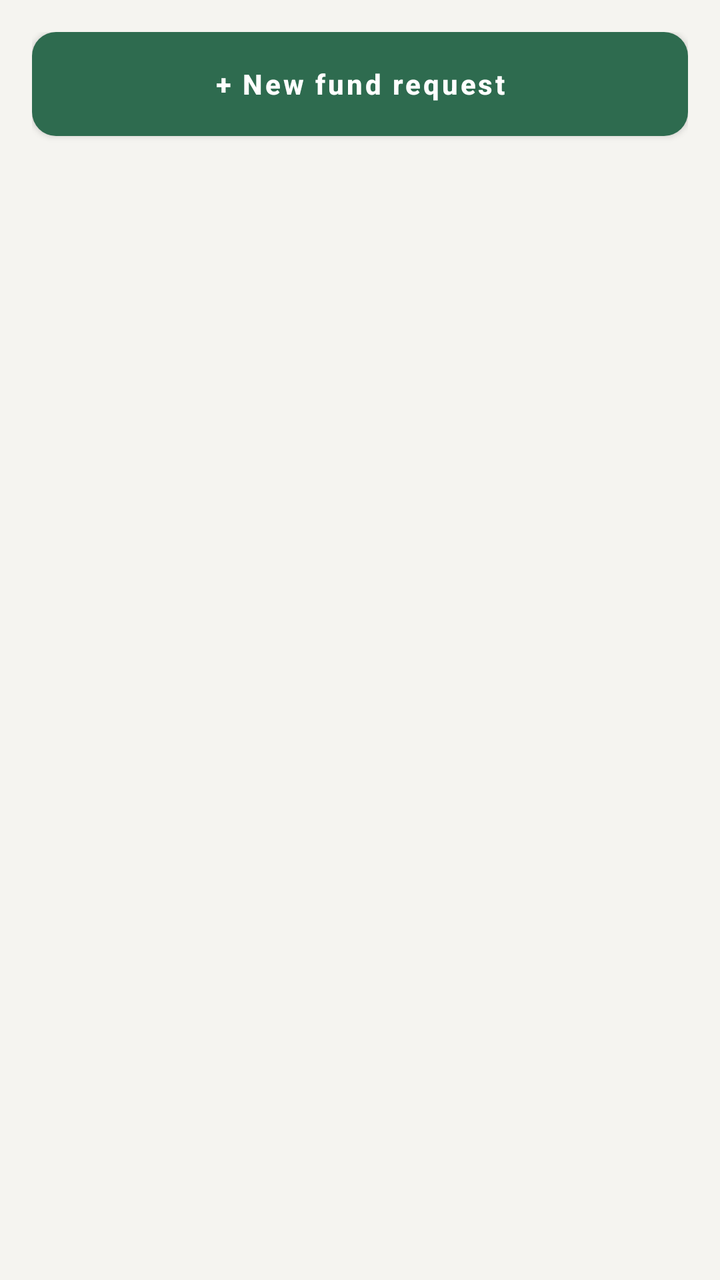
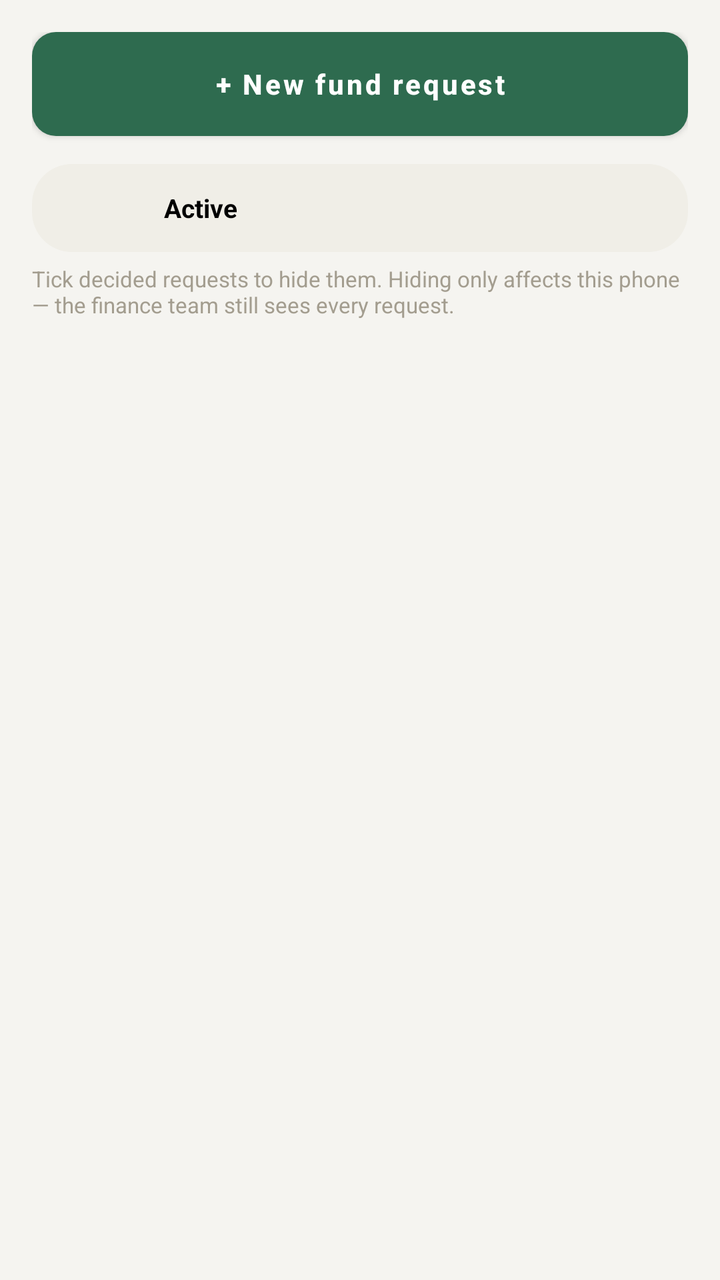

An Android layout rendered at two revisions. The XML below is the earlier revision; the diff shows what the commit changed to produce the second picture.
<!-- AndroidManifest.xml: application theme Theme.SchoolFund -->
<!-- res/layout/activity_fund_request_list.xml -->
<?xml version="1.0" encoding="utf-8"?>
<LinearLayout xmlns:android="http://schemas.android.com/apk/res/android"
    android:layout_width="match_parent"
    android:layout_height="match_parent"
    android:orientation="vertical"
    android:padding="16dp"
    android:background="@color/bg_app">

    <Button
        android:id="@+id/buttonNewRequest"
        android:layout_width="match_parent"
        android:layout_height="52dp"
        android:text="@string/btn_new_fund_request"
        android:textAllCaps="false"
        android:textStyle="bold"
        android:background="@drawable/btn_orange"
        android:backgroundTint="@null"
        android:textColor="#FFFFFF"
        android:elevation="2dp"
        android:layout_marginBottom="14dp" />

    <TextView
        android:id="@+id/textRequestsEmpty"
        android:layout_width="match_parent"
        android:layout_height="wrap_content"
        android:text="@string/msg_no_requests_yet"
        android:textColor="@color/text_muted"
        android:textSize="13sp"
        android:gravity="center"
        android:layout_marginTop="40dp"
        android:visibility="gone" />

    <androidx.recyclerview.widget.RecyclerView
        android:id="@+id/recyclerRequests"
        android:layout_width="match_parent"
        android:layout_height="match_parent" />

</LinearLayout>
<!-- resources referenced by this layout -->
<resources>
  <color name="bg_app">#F5F4F0</color>
  <color name="text_muted">#A39D8F</color>
  <!-- drawable btn_orange (drawable) -->
  <?xml version="1.0" encoding="utf-8"?>
  <ripple xmlns:android="http://schemas.android.com/apk/res/android"
      android:color="#33FFFFFF">
      <item>
          <shape android:shape="rectangle">
              <solid android:color="@color/accent_orange" />
              <corners android:radius="12dp" />
          </shape>
      </item>
  </ripple>
  <string name="btn_new_fund_request">+  New fund request</string>
  <string name="msg_no_requests_yet">No requests yet. Tap \"New fund request\" to start.</string>
  <style name="Theme.SchoolFund" parent="Theme.MaterialComponents.DayNight.NoActionBar">
          <item name="colorPrimary">#2E6B4F</item>
          <item name="colorPrimaryDark">#245840</item>
          <item name="colorAccent">#B9770E</item>
      </style>
  <color name="accent_orange">#B9770E</color>
</resources>

<!-- the commit's change to res/layout/activity_fund_request_list.xml (unified diff, before → after) -->
@@ -19,6 +19,47 @@
         android:elevation="2dp"
         android:layout_marginBottom="14dp" />
 
+    <RadioGroup
+        android:id="@+id/radioGroupRequestTabs"
+        android:layout_width="match_parent"
+        android:layout_height="44dp"
+        android:orientation="horizontal"
+        android:background="@drawable/pill_status_bg"
+        android:paddingHorizontal="4dp"
+        android:paddingVertical="4dp"
+        android:layout_marginBottom="6dp">
+
+        <RadioButton
+            android:id="@+id/radioTabActive"
+            android:layout_width="0dp"
+            android:layout_height="match_parent"
+            android:layout_weight="1"
+            android:text="@string/tab_requests_active"
+            android:gravity="center"
+            android:button="@null"
+            android:textStyle="bold"
+            android:textSize="13sp"
+            android:checked="true" />
+
+        <RadioButton
+            android:id="@+id/radioTabHidden"
+            android:layout_width="0dp"
+            android:layout_height="match_parent"
+            android:layout_weight="1"
+            android:gravity="center"
+            android:button="@null"
+            android:textStyle="bold"
+            android:textSize="13sp" />
+    </RadioGroup>
+
+    <TextView
+        android:layout_width="match_parent"
+        android:layout_height="wrap_content"
+        android:text="@string/hint_hide_requests"
+        android:textColor="@color/text_muted"
+        android:textSize="11sp"
+        android:layout_marginBottom="10dp" />
+
     <TextView
         android:id="@+id/textRequestsEmpty"
         android:layout_width="match_parent"
@@ -33,6 +74,20 @@
     <androidx.recyclerview.widget.RecyclerView
         android:id="@+id/recyclerRequests"
         android:layout_width="match_parent"
-        android:layout_height="match_parent" />
+        android:layout_height="0dp"
+        android:layout_weight="1" />
+
+    <Button
+        android:id="@+id/buttonHideSelected"
+        android:layout_width="match_parent"
+        android:layout_height="52dp"
+        android:textAllCaps="false"
+        android:textStyle="bold"
+        android:background="@drawable/btn_slate"
+        android:backgroundTint="@null"
+        android:textColor="#FFFFFF"
+        android:elevation="2dp"
+        android:layout_marginTop="10dp"
+        android:visibility="gone" />
 
 </LinearLayout>
<!-- resource entries referenced after the edit -->
@@ -13,13 +13,34 @@
           </shape>
       </item>
   </ripple>
+  <!-- drawable btn_slate (drawable) -->
+  <?xml version="1.0" encoding="utf-8"?>
+  <ripple xmlns:android="http://schemas.android.com/apk/res/android"
+      android:color="#33FFFFFF">
+      <item>
+          <shape android:shape="rectangle">
+              <solid android:color="@color/finance_slate" />
+              <corners android:radius="12dp" />
+          </shape>
+      </item>
+  </ripple>
+  <!-- drawable pill_status_bg (drawable) -->
+  <?xml version="1.0" encoding="utf-8"?>
+  <shape xmlns:android="http://schemas.android.com/apk/res/android">
+      <solid android:color="#F0EEE7" />
+      <corners android:radius="20dp" />
+      <padding android:left="10dp" android:top="4dp" android:right="10dp" android:bottom="4dp" />
+  </shape>
   <string name="btn_new_fund_request">+  New fund request</string>
+  <string name="hint_hide_requests">Tick decided requests to hide them. Hiding only affects this phone — the finance team still sees every request.</string>
   <string name="msg_no_requests_yet">No requests yet. Tap \"New fund request\" to start.</string>
+  <string name="tab_requests_active">Active</string>
   <style name="Theme.SchoolFund" parent="Theme.MaterialComponents.DayNight.NoActionBar">
           <item name="colorPrimary">#2E6B4F</item>
           <item name="colorPrimaryDark">#245840</item>
           <item name="colorAccent">#B9770E</item>
       </style>
   <color name="accent_orange">#B9770E</color>
+  <color name="finance_slate">#4A6FA1</color>
 </resources>
 
